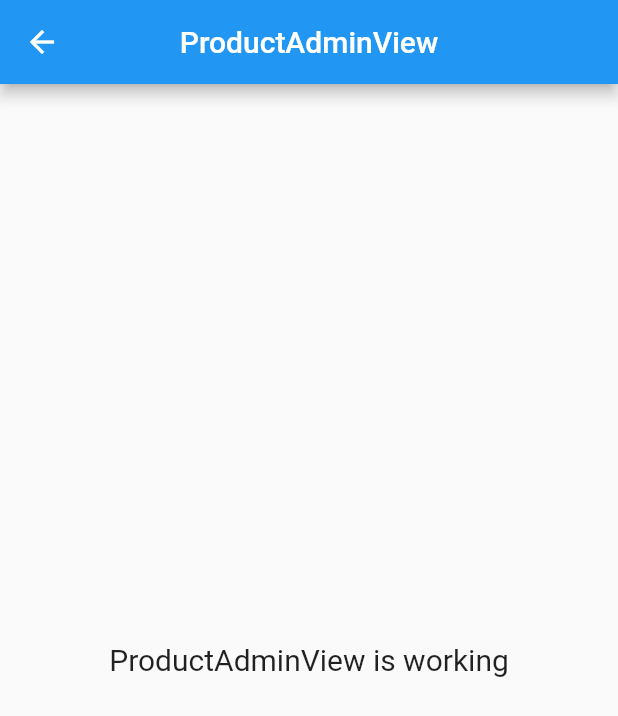
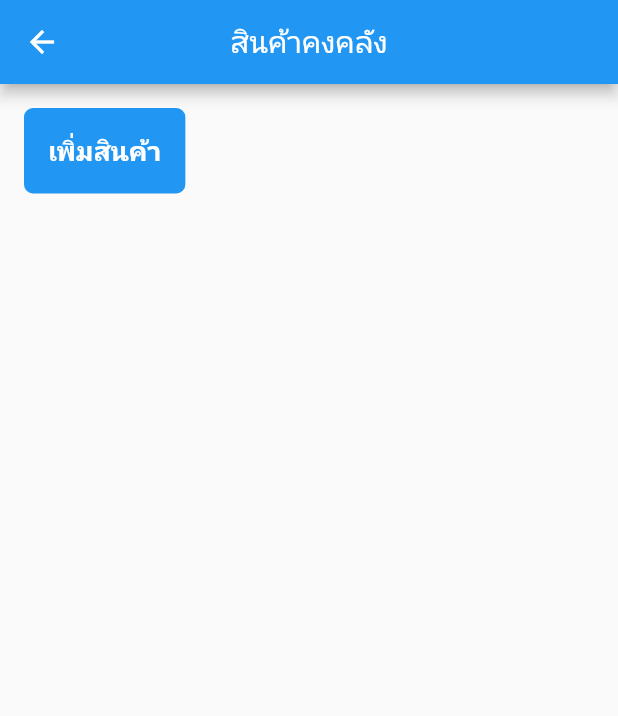
Before and after one commit to opas-keat/b2b, a Flutter app: the ProductAdminView screen opened by its route, on a phone screen of 412 x 824 dp. Shown: the top 716 px of the screen. Run offline on Flutter 3.47's test engine with Material 2 defaults, Android fonts, the phone set to English and light mode, and no system bars; our stand-ins replace flutter_svg, get, google_fonts; Roboto replaces fonts that are missing (Prompt).

Commit message:
init product admin

```diff
--- a/lib/app/modules/home/views/home_view.dart
+++ b/lib/app/modules/home/views/home_view.dart
@@ -24,7 +24,7 @@ class HomeView extends GetView<HomeController> {
               Expanded(
                 child: IndexedStack(
                   index: controller.navIndex.value,
-                  children: [
+                  children: const [
                     ProductAdminView(),
                     DealerView(),
                   ],
@@ -57,7 +57,7 @@ class SideMenu extends GetView<HomeController> {
               child: SvgPicture.asset("icons/home.svg", fit: BoxFit.contain),
             ),
           ),
-          Text(
+          const Text(
             "เมนูการทำงาน",
             textAlign: TextAlign.center,
             style: TextStyle(
--- a/lib/app/modules/productAdmin/views/product_admin_view.dart
+++ b/lib/app/modules/productAdmin/views/product_admin_view.dart
@@ -2,6 +2,8 @@ import 'package:flutter/material.dart';
 
 import 'package:get/get.dart';
 
+import '../../../../constants.dart';
+import '../../../../shared/widgets/custom_flat_button.dart';
 import '../controllers/product_admin_controller.dart';
 
 class ProductAdminView extends GetView<ProductAdminController> {
@@ -10,13 +12,28 @@ class ProductAdminView extends GetView<ProductAdminController> {
   Widget build(BuildContext context) {
     return Scaffold(
       appBar: AppBar(
-        title: const Text('ProductAdminView'),
+        title: const Text('สินค้าคงคลัง'),
         centerTitle: true,
       ),
-      body: Center(
-        child: Text(
-          'ProductAdminView is working',
-          style: TextStyle(fontSize: 20),
+      body: Padding(
+        padding: const EdgeInsets.all(defaultPadding),
+        child: Column(
+          children: [
+            Row(
+              children: [
+                // const SizedBox(height: defaultPadding * 2),
+                CustomFlatButton(
+                  isWrapped: true,
+                  label: "เพิ่มสินค้า".toUpperCase(),
+                  onPressed: () {
+                    // Get.off(const RegisterView());
+                    // controller.login();
+                  },
+                ),
+              ],
+            ),
+
+          ],
         ),
       ),
     );
```
